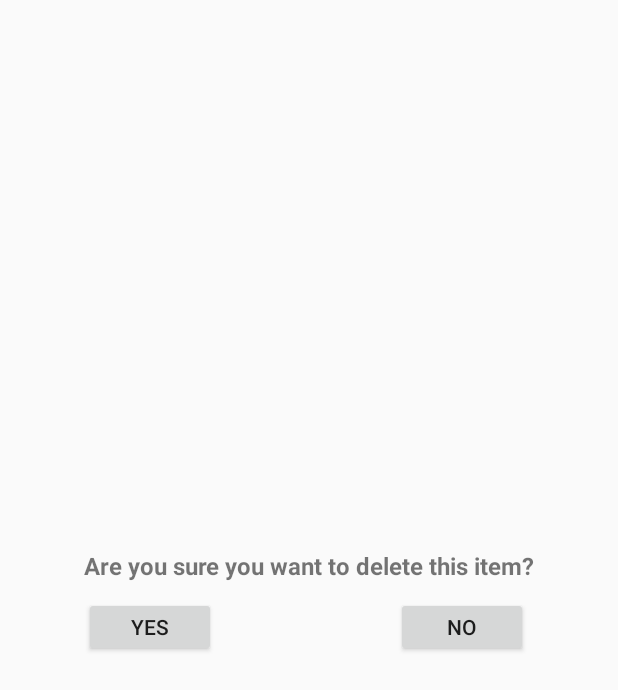
After one commit to FlemmingLarsen/easyfitplan, an Android app: the layout food_delete_popup.xml on its own in the app's theme, with its tools: preview values and no code run, on a phone screen of 412 x 824 dp. The commit adds this screen. Shown: the top 690 px of the screen. Run offline under Robolectric (Android 15) with nearby library versions, the phone set to English and light mode, and no system bars.

Commit message:
Food can now be deleted from listview

```diff
--- a/app/src/main/java/dk/flemminglarsen/easyfitplan/Fragments/ProgramsFragment.java
+++ b/app/src/main/java/dk/flemminglarsen/easyfitplan/Fragments/ProgramsFragment.java
@@ -19,8 +19,8 @@ public class ProgramsFragment extends Fragment {
     public View onCreateView(LayoutInflater inflater, @Nullable ViewGroup container, @Nullable Bundle savedInstanceState) {
         View view = inflater.inflate(R.layout.fragment_programs, container, false);
 
-        Button btnTraining = (Button)view.findViewById(R.id.buttonTraining);
-        Button btnExercises = (Button)view.findViewById(R.id.buttonExercises);
+        Button btnTraining = view.findViewById(R.id.buttonTraining);
+        Button btnExercises = view.findViewById(R.id.buttonExercises);
 
 
         // Training and Excercise buttons to fragments
--- a/app/src/main/java/dk/flemminglarsen/easyfitplan/Fragments/TrackingFragment.java
+++ b/app/src/main/java/dk/flemminglarsen/easyfitplan/Fragments/TrackingFragment.java
@@ -4,7 +4,6 @@ import android.os.Bundle;
 import android.support.annotation.NonNull;
 import android.support.annotation.Nullable;
 import android.support.v4.app.Fragment;
-import android.support.v4.app.FragmentTransaction;
 import android.support.v7.widget.RecyclerView;
 import android.support.v7.widget.SearchView;
 import android.view.LayoutInflater;
--- a/app/src/main/java/dk/flemminglarsen/easyfitplan/Helperclasses/FoodAdapter.java
+++ b/app/src/main/java/dk/flemminglarsen/easyfitplan/Helperclasses/FoodAdapter.java
@@ -31,7 +31,6 @@ public class FoodAdapter extends RecyclerView.Adapter<FoodAdapter.ViewHolder> {
     String foods, carbo, protein, fats;
     ArrayList<FoodActivity> list;
     Context context;
-    FoodDatabaseHelper mFoodDatabaseHelper;
 
 
     public FoodAdapter(Context context, ArrayList<FoodActivity> list) {
@@ -60,8 +59,6 @@ public class FoodAdapter extends RecyclerView.Adapter<FoodAdapter.ViewHolder> {
         holder.carbo.setText(list.get(position).getCarbohydrates());
         holder.protein.setText(list.get(position).getProtein());
         holder.fats.setText(list.get(position).getFats());
-
-
 
         //Onclick for the TrackingFragment recyclerview from SQLite database
         holder.itemView.setOnClickListener(new View.OnClickListener() {
--- /dev/null
+++ b/app/src/main/res/layout/food_delete_popup.xml
@@ -0,0 +1,47 @@
+<?xml version="1.0" encoding="utf-8"?>
+<RelativeLayout
+    xmlns:android="http://schemas.android.com/apk/res/android"
+    android:layout_width="300dp"
+    android:layout_height="wrap_content"
+    android:layout_gravity="center">
+
+    <LinearLayout
+        android:id="@+id/top"
+        android:layout_width="match_parent"
+        android:layout_height="wrap_content"
+        android:orientation="vertical"
+        android:gravity="center_horizontal">
+
+        <TextView
+            android:layout_width="wrap_content"
+            android:layout_height="wrap_content"
+            android:text="Are you sure you want to delete this item?"
+            android:textStyle="bold"
+            android:textSize="16dp"/>
+
+    </LinearLayout>
+
+    <LinearLayout
+        android:layout_width="match_parent"
+        android:layout_height="wrap_content"
+        android:layout_below="@+id/top"
+        android:paddingTop="10dp">
+
+        <Button
+            android:layout_width="wrap_content"
+            android:layout_height="40dp"
+            android:text="Yes"
+            android:layout_gravity="start"
+            android:layout_marginTop="20dp"/>
+
+        <Button
+            android:layout_width="wrap_content"
+            android:layout_height="40dp"
+            android:text="No"
+            android:layout_gravity="right"
+            android:layout_marginTop="20dp"
+            android:layout_marginLeft="120dp"/>
+
+    </LinearLayout>
+
+</RelativeLayout>
```
Also changed, not shown: app/src/main/java/dk/flemminglarsen/easyfitplan/Fragments/FoodDetailFragment.java (+5 -4 lines), app/src/main/java/dk/flemminglarsen/easyfitplan/Fragments/FoodFragment.java (+66 -6 lines), app/src/main/java/dk/flemminglarsen/easyfitplan/Helperclasses/FoodDatabaseHelper.java (+15 -71 lines), app/src/main/java/dk/flemminglarsen/easyfitplan/Helperclasses/ListViewAdapterFood.java (deleted, +0 -84 lines).
